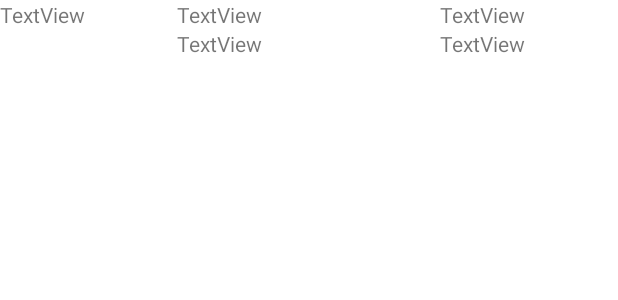
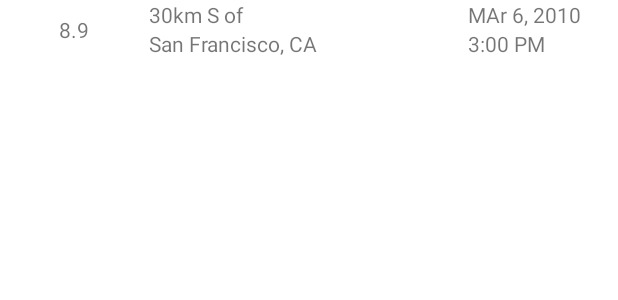
Before and after one commit to adityadav23/geo---json-parsing, an Android app: the layout listrow.xml on its own in the app's theme, with its tools: preview values and no code run, on a phone screen of 412 x 824 dp. Shown: the top 300 px of the screen. Run offline under Robolectric (Android 15) with nearby library versions, the phone set to English and light mode, and no system bars.

Commit message:
formatted the original location into 2 parts using split

```diff
--- a/app/src/main/res/layout/listrow.xml
+++ b/app/src/main/res/layout/listrow.xml
@@ -1,15 +1,19 @@
 <?xml version="1.0" encoding="utf-8"?>
 <LinearLayout xmlns:android="http://schemas.android.com/apk/res/android"
     android:layout_width="match_parent"
-    android:layout_height="match_parent">
+    android:layout_height="match_parent"
+    xmlns:tools="http://schemas.android.com/tools">
 
 
     <TextView
         android:id="@+id/magnitude"
         android:layout_width="0dp"
+        android:layout_marginTop="10dp"
+        android:gravity="center_horizontal"
         android:layout_height="wrap_content"
         android:layout_weight="1"
-        android:text="TextView" />
+        android:text="TextView"
+        tools:text="8.9"/>
 
 
     <LinearLayout
@@ -18,19 +22,22 @@
         android:layout_weight="1"
         android:orientation="vertical">
 
+
+        <TextView
+            android:id="@+id/locationOffset"
+            android:layout_width="match_parent"
+            android:layout_height="wrap_content"
+            android:text="TextView"
+            tools:text = "30km S of"/>
+
         <TextView
             android:id="@+id/place"
             android:layout_width="match_parent"
             android:layout_height="wrap_content"
-            android:layout_weight="1"
-            android:text="TextView" />
+            android:text="TextView"
+            tools:text ="San Francisco, CA"/>
 
-        <TextView
-            android:id="@+id/offset"
-            android:layout_width="match_parent"
-            android:layout_height="wrap_content"
-            android:layout_weight="1"
-            android:text="TextView" />
+
     </LinearLayout>
 
     <LinearLayout
@@ -44,15 +51,15 @@
             android:id="@+id/date"
             android:layout_width="match_parent"
             android:layout_height="wrap_content"
-            android:layout_weight="1"
-            android:text="TextView" />
+            android:text="TextView"
+            tools:text="MAr 6, 2010"/>
 
         <TextView
             android:id="@+id/time"
             android:layout_width="match_parent"
             android:layout_height="wrap_content"
-            android:layout_weight="1"
-            android:text="TextView" />
+            android:text="TextView"
+            tools:text="3:00 PM"/>
 
     </LinearLayout>
 
--- a/app/src/main/res/values/strings.xml
+++ b/app/src/main/res/values/strings.xml
@@ -1,3 +1,4 @@
 <resources>
     <string name="app_name">Json Parsing</string>
+    <string name="Near_the"> Near the</string>
 </resources>
```
Also changed, not shown: app/src/main/java/com/example/jsonparsing/EarthquakeAdapter.java (+27 -5 lines).
